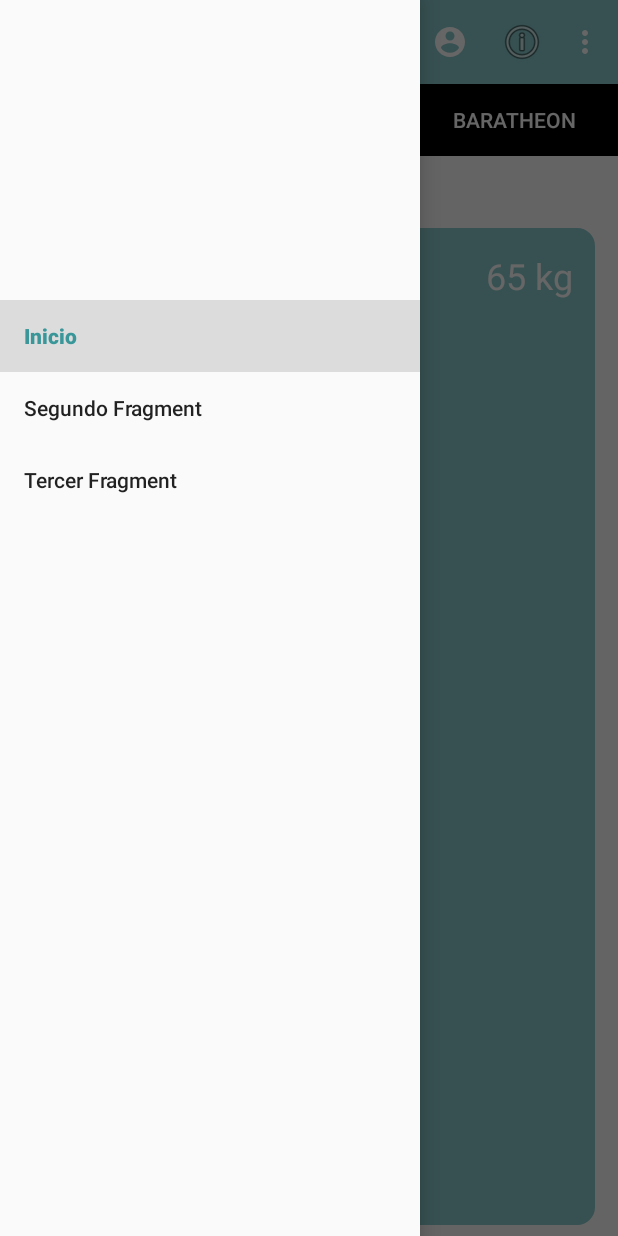
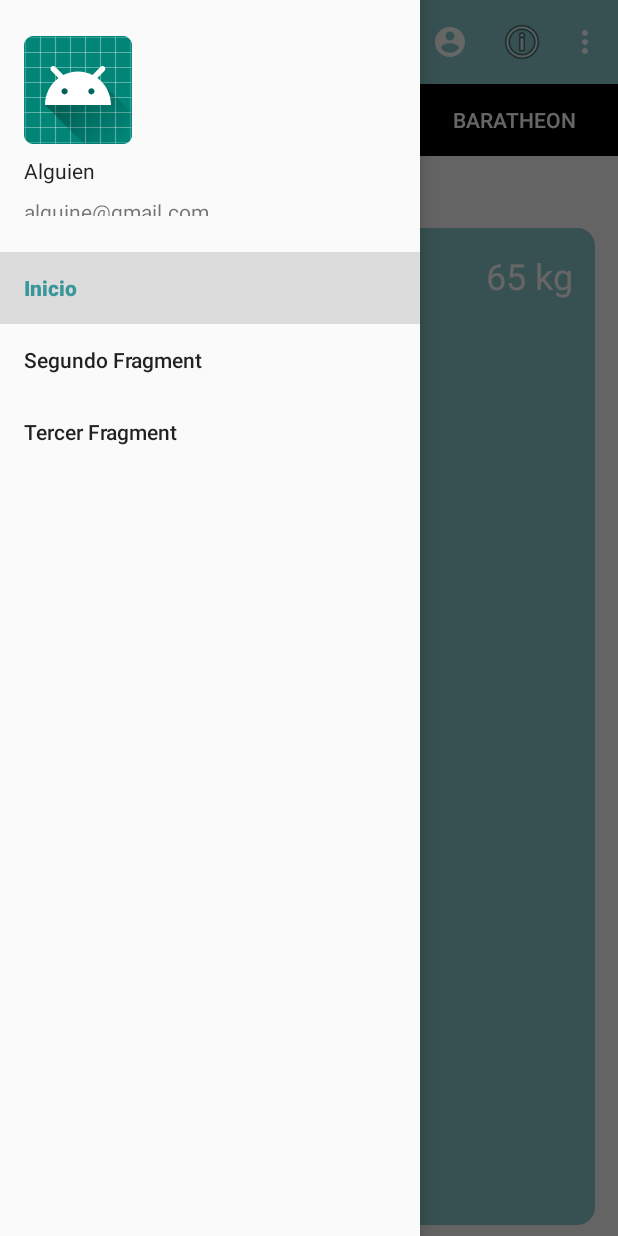
Before and after one commit to rousah/Bascula-grupo-2, an Android app: the screen it shows after launch once a user with an empty profile is signed in (MainActivity), with the side drawer open, on a phone screen of 412 x 824 dp. Run offline under Robolectric (Android 15) with nearby library versions, the phone set to English and light mode, and no system bars; our stand-ins replace Firebase (no records; nobody signed in at launch, a user with empty details on screens opened directly); libraries missing offline, so code that uses them is left out: com.firebase.ui; 1 statement that could not run was skipped.

Commit message:
Modificando el header del nav

```diff
--- a/Bascula/app/src/main/res/layout/nav_header.xml
+++ b/Bascula/app/src/main/res/layout/nav_header.xml
@@ -1,12 +1,30 @@
 <?xml version="1.0" encoding="utf-8"?>
 <LinearLayout xmlns:android="http://schemas.android.com/apk/res/android"
     android:layout_width="match_parent"
-    android:layout_height="192dp"
-    android:orientation="vertical">
+    android:layout_height="160dp"
+    android:gravity="bottom"
+    xmlns:app="http://schemas.android.com/apk/res-auto"
+    android:orientation="vertical"
+    android:padding="16dp">
 
     <ImageView
-        android:scaleType="centerCrop"
+        android:layout_width="wrap_content"
+        android:layout_height="wrap_content"
+        android:paddingTop="8dp"
+        app:srcCompat="@mipmap/ic_launcher_round"
+        />
+
+    <TextView
         android:layout_width="match_parent"
         android:layout_height="wrap_content"
+        android:paddingTop="8dp"
+        android:text="Alguien"
+        android:textAppearance="@style/Base.TextAppearance.AppCompat.Body1"
+        />
+    <TextView
+        android:layout_width="match_parent"
+        android:layout_height="wrap_content"
+        android:paddingTop="8dp"
+        android:text="alguine@gmail.com"
         />
 </LinearLayout>
--- a/Bascula/app/src/main/res/layout/tab_fragment_layout.xml
+++ b/Bascula/app/src/main/res/layout/tab_fragment_layout.xml
@@ -6,6 +6,7 @@
     android:orientation="vertical"
     android:layout_height="wrap_content">
 
+    <!--Hace falta cambiar los colores de este layout-->
     <android.support.design.widget.TabLayout
         android:id="@+id/tabs"
         app:tabGravity="fill"
```
